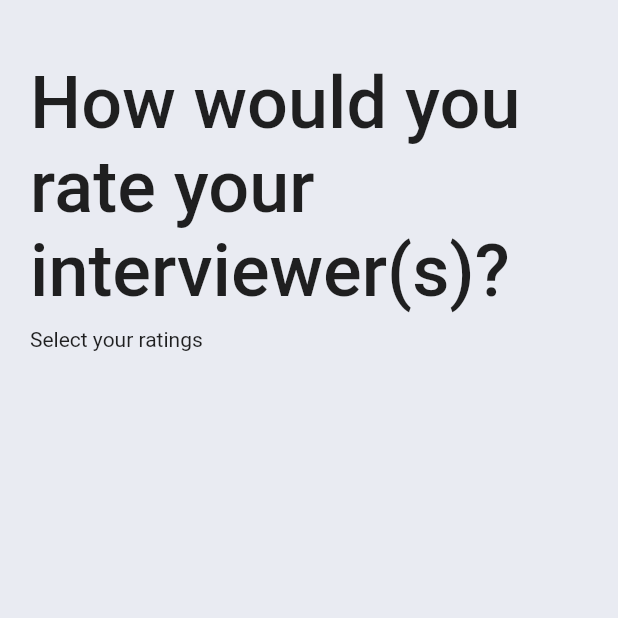
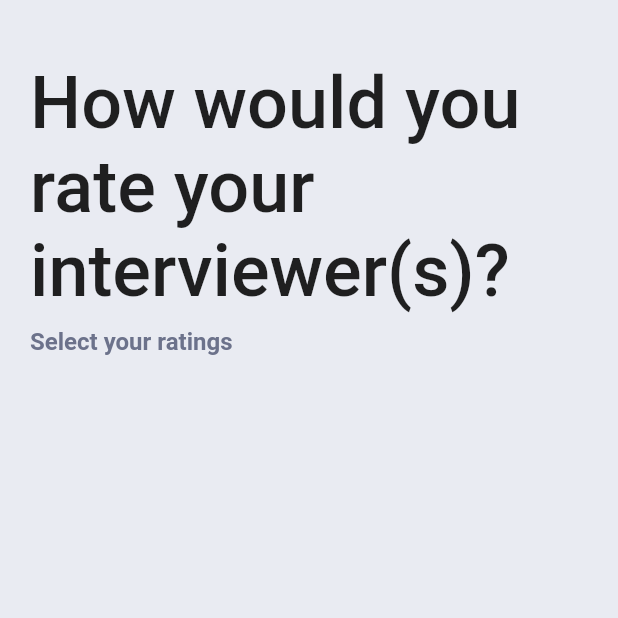
Before and after one commit to naveenmadur/addignment_interview_rating, a Flutter app: the RatingsScreen screen opened directly, on a phone screen of 412 x 824 dp, the top half of it. Run offline on Flutter 3.47's test engine with Material 2 defaults, Android fonts, the phone set to English and light mode, and no system bars; our stand-ins replace dartz, equatable, flutter_bloc, get_it; missing offline and left inert: dart:ffi; network calls fail.

Commit message:
completed all functionality

```diff
--- /dev/null
+++ b/lib/core/constants/icons.dart
@@ -0,0 +1,11 @@
+import 'package:flutter/material.dart';
+
+import 'color_constants.dart';
+
+class IconConstants {
+  static const Icon kChevronRight = Icon(
+    Icons.chevron_right_outlined,
+    color: ColorConstants.kEnableTextColor,
+    size: 30,
+  );
+}
--- /dev/null
+++ b/lib/core/constants/margins.dart
@@ -0,0 +1,5 @@
+import 'package:flutter/material.dart';
+
+class Margins{
+  static const EdgeInsetsGeometry kFloatingActionButtonMargin =  EdgeInsets.only(left: 40);
+}
--- /dev/null
+++ b/lib/core/constants/paddings.dart
@@ -0,0 +1,6 @@
+import 'package:flutter/material.dart';
+
+class Paddings {
+  static const EdgeInsetsGeometry kThankYouScreenPadding = EdgeInsets.symmetric(horizontal: 30, vertical: 20);
+  static const EdgeInsetsGeometry kRatingsScreenPadding = EdgeInsets.symmetric(horizontal: 20, vertical: 40);
+}
--- a/lib/core/constants/text_constants.dart
+++ b/lib/core/constants/text_constants.dart
@@ -18,6 +18,16 @@ class TextConstants {
 
   static const kFrowningFace =
       Text('😕', style: TextStyles.kRatingTileIconTextStyle);
+
+  static const kRatingsScrenText =
+      Text('How would you rate your interviewer(s)?',
+      style: TextStyle(fontSize: 48, fontWeight: FontWeight.w500),);
+
+  static const kSelectYourRatingText =
+      Text('Select your ratings',
+      style: TextStyles.kAddedListLengthTextStyle,);
+
+  static const kFloatingActionButtonNextText = Text('NEXT',style: TextStyles.kEnableButtonTextStyle,);
 
   //! Enable Titles
   static const kRatingTileEnableAwesomeTitle = Text('Awesome', style: TextStyles.kRatingTileActiveTextStyle);
@@ -42,4 +52,11 @@ class TextConstants {
   static const kRatingTileDisableNeutralSubtitle = Text('Nice Person. Really \n Nice!', style: TextStyle(fontSize: 20,),);
   static const kRatingTileDisableGoodSubtitle = Text('Ummmm... Okay \n I guess!', style: TextStyle(fontSize: 20,),);
   static const kRatingTileDisableBadSubtitle = Text('Needs to Improve! \n A LOT!', style: TextStyle(fontSize: 20,),);
+
+  //! Subtitles of Quality Screen
+  static const kQualityScreenAwesomeSubtitle = Text('Best Interview. \n Ever!', style: TextStyles.kQualityScreenSubtitleTextStyle,);
+  static const kQualityScreenNeutralSubtitle = Text('Nice Person. Really \n Nice!', style: TextStyles.kQualityScreenSubtitleTextStyle,);
+  static const kQualityScreenGoodSubtitle = Text('Ummmm... Okay \n I guess!', style: TextStyles.kQualityScreenSubtitleTextStyle,);
+  static const kQualityScreenBadSubtitle = Text('Needs to Improve! \n A LOT!', style: TextStyles.kQualityScreenSubtitleTextStyle,);
+
 }
--- a/lib/core/constants/text_styles.dart
+++ b/lib/core/constants/text_styles.dart
@@ -13,4 +13,7 @@ class TextStyles {
       static const TextStyle kEnableButtonTextStyle = TextStyle(fontSize: 17, color:ColorConstants.kEnableTextColor);
       static const TextStyle kRatingTileIconTextStyle = TextStyle(fontSize: 50);
       static const TextStyle kRatingTileActiveTextStyle = TextStyle(fontSize: 20, color: Colors.white);
+      static const TextStyle kQualityScreenTrailingTextStyle = TextStyle(fontSize: 16, decoration: TextDecoration.underline, color: Colors.white);
+      static const TextStyle kQualityScreenSubtitleTextStyle = TextStyle(fontSize: 16, fontWeight: FontWeight.w400, color: Colors.white);
+      static const TextStyle kAddedListLengthTextStyle = TextStyle(color: ColorConstants.kDisableTextColor, fontSize: 16, fontWeight: FontWeight.w600);
 }
--- a/lib/features/interviewer_list/presentation/bloc/interviews_event.dart
+++ b/lib/features/interviewer_list/presentation/bloc/interviews_event.dart
@@ -29,3 +29,5 @@ class ToogleQualities extends InterviewsEvent {
 }
 
 class ResetEvent extends InterviewsEvent{}
+
+class GoBackEvent extends InterviewsEvent{}
--- a/lib/features/interviewer_list/presentation/interviewers_page/widgets/bottom_next_button.dart
+++ b/lib/features/interviewer_list/presentation/interviewers_page/widgets/bottom_next_button.dart
@@ -38,7 +38,7 @@ class BottomNextButton extends StatelessWidget {
   GestureDetector nextButton(BuildContext context, LoadedState state) {
     return GestureDetector(
       onTap: () {
-        if (state.buttonActiveStatus) {
+        if (!state.buttonActiveStatus) {
           BlocProvider.of<InterviewsBloc>(context)
               .add(NavigateToRatingsScreenEvent());
           Navigator.of(context).push(
--- a/lib/features/interviewer_list/presentation/ratings_screen/ratings_screen.dart
+++ b/lib/features/interviewer_list/presentation/ratings_screen/ratings_screen.dart
@@ -1,7 +1,10 @@
 import 'package:flutter/material.dart';
 import 'package:flutter_bloc/flutter_bloc.dart';
 import 'package:interview_app_clean_code/core/constants/color_constants.dart';
+import 'package:interview_app_clean_code/core/constants/paddings.dart';
+import 'package:interview_app_clean_code/core/constants/text_constants.dart';
 import 'package:interview_app_clean_code/features/interviewer_list/presentation/ratings_screen/widgets/ratings_screen_next_button.dart';
+import '../../../../core/constants/text_styles.dart';
 import '../bloc/interviews_bloc.dart';
 
 class RatingsScreen extends StatelessWidget {
@@ -12,21 +15,17 @@ class RatingsScreen extends StatelessWidget {
     return Scaffold(
       backgroundColor: ColorConstants.kGrey,
       body: Container(
-        padding: const EdgeInsets.symmetric(horizontal: 20, vertical: 40),
+        padding: Paddings.kRatingsScreenPadding,
         child: Column(
-            // mainAxisAlignment: MainAxisAlignment.start,
             crossAxisAlignment: CrossAxisAlignment.start,
             children: [
               Container(
                 color: ColorConstants.kGrey,
-                child: const Text(
-                  'How would you rate your interviewer(s)?',
-                  style: TextStyle(fontSize: 48, fontWeight: FontWeight.w500),
-                ),
+                child: TextConstants.kRatingsScrenText,
               ),
               Container(
                 margin: const EdgeInsets.only(top: 10),
-                child: const Text('Select your ratings'),
+                child: TextConstants.kSelectYourRatingText,
               ),
               BlocBuilder<InterviewsBloc, InterviewsState>(
                 builder: (context, state) {
--- a/lib/features/interviewer_list/presentation/ratings_screen/widgets/ratings_screen_next_button.dart
+++ b/lib/features/interviewer_list/presentation/ratings_screen/widgets/ratings_screen_next_button.dart
@@ -1,28 +1,38 @@
 import 'package:flutter/material.dart';
 import 'package:flutter_bloc/flutter_bloc.dart';
+import 'package:interview_app_clean_code/core/constants/icons.dart';
+import 'package:interview_app_clean_code/core/constants/margins.dart';
+import 'package:interview_app_clean_code/features/interviewer_list/presentation/interviewers_page/interviewers_page.dart';
 import 'package:interview_app_clean_code/features/interviewer_list/presentation/qualities_screen/qualities_screen.dart';
+import '../../../../../core/constants/text_constants.dart';
 import '../../../../../core/constants/text_styles.dart';
 import '../../bloc/interviews_bloc.dart';
 import '../../../../../core/constants/color_constants.dart';
 
 class RatingsScreenNextButton extends StatelessWidget {
-  const RatingsScreenNextButton(
-      {Key? key,})
-      : super(key: key);
-
+  const RatingsScreenNextButton({
+    Key? key,
+  }) : super(key: key);
 
   @override
   Widget build(BuildContext context) {
-    BlocProvider.of<InterviewsBloc>(context).add(FetchInterviewerListEvent());
+    // BlocProvider.of<InterviewsBloc>(context).add(FetchInterviewerListEvent());
     return Container(
-      margin: const EdgeInsets.only(left: 40),
+      margin: Margins.kFloatingActionButtonMargin,
       child: Row(
         mainAxisAlignment: MainAxisAlignment.spaceBetween,
         children: [
-          const Expanded(
-            child: Text(
-              'GO BACK',
-              style: TextStyles.kTrailingTextStyle,
+          GestureDetector(
+            onTap: () {
+              BlocProvider.of<InterviewsBloc>(context).add(GoBackEvent());
+              Navigator.of(context).pushReplacement(MaterialPageRoute(
+                  builder: (context) => const InterviewersPage()));
+            },
+            child: const Expanded(
+              child: Text(
+                'GO BACK',
+                style: TextStyles.kTrailingTextStyle,
+              ),
             ),
           ),
           Container(
@@ -39,15 +49,8 @@ class RatingsScreenNextButton extends StatelessWidget {
               child: Row(
                 mainAxisAlignment: MainAxisAlignment.spaceEvenly,
                 children: const [
-                  Text(
-                    'NEXT',
-                    style: TextStyles.kEnableButtonTextStyle,
-                  ),
-                  Icon(
-                    Icons.chevron_right_outlined,
-                    color: ColorConstants.kEnableTextColor,
-                    size: 30,
-                  )
+                  TextConstants.kFloatingActionButtonNextText,
+                  IconConstants.kChevronRight,
                 ],
               ),
             ),
--- a/lib/main.dart
+++ b/lib/main.dart
@@ -1,6 +1,7 @@
 import 'package:flutter/material.dart';
 import 'package:flutter_bloc/flutter_bloc.dart';
 import 'package:interview_app_clean_code/features/interviewer_list/presentation/comment_screen/comment_screen.dart';
+import 'package:interview_app_clean_code/features/interviewer_list/presentation/thank_you_page/thank_you_page.dart';
 import 'features/interviewer_list/presentation/bloc/interviews_bloc.dart';
 import 'features/interviewer_list/presentation/interviewers_page/interviewers_page.dart';
 import 'injection_container.dart' as di;
@@ -24,9 +25,10 @@ class MyApp extends StatelessWidget {
           primarySwatch: Colors.blue,
         ),
         // home: const CommentScreen(),
-        home: const InterviewersPage(title: 'Interviewers'),
+        home: const InterviewersPage(),
         // home: const RatingsScreen(),
         // home: const SubmitScreen(),
+        // home: const ThankYouPage(),
       ),
     );
   }
```
Also changed, not shown: lib/features/interviewer_list/presentation/bloc/interviews_bloc.dart (+9 -0 lines), lib/features/interviewer_list/presentation/comment_screen/widgets/comment_screen_submit_button.dart (+4 -9 lines), lib/features/interviewer_list/presentation/interviewers_page/interviewers_page.dart (+3 -4 lines), lib/features/interviewer_list/presentation/interviewers_page/widgets/interviewers_page_body.dart (+18 -12 lines), lib/features/interviewer_list/presentation/qualities_screen/qualities_screen.dart (+15 -9 lines), lib/features/interviewer_list/presentation/thank_you_page/thank_you_page.dart (+18 -10 lines).
